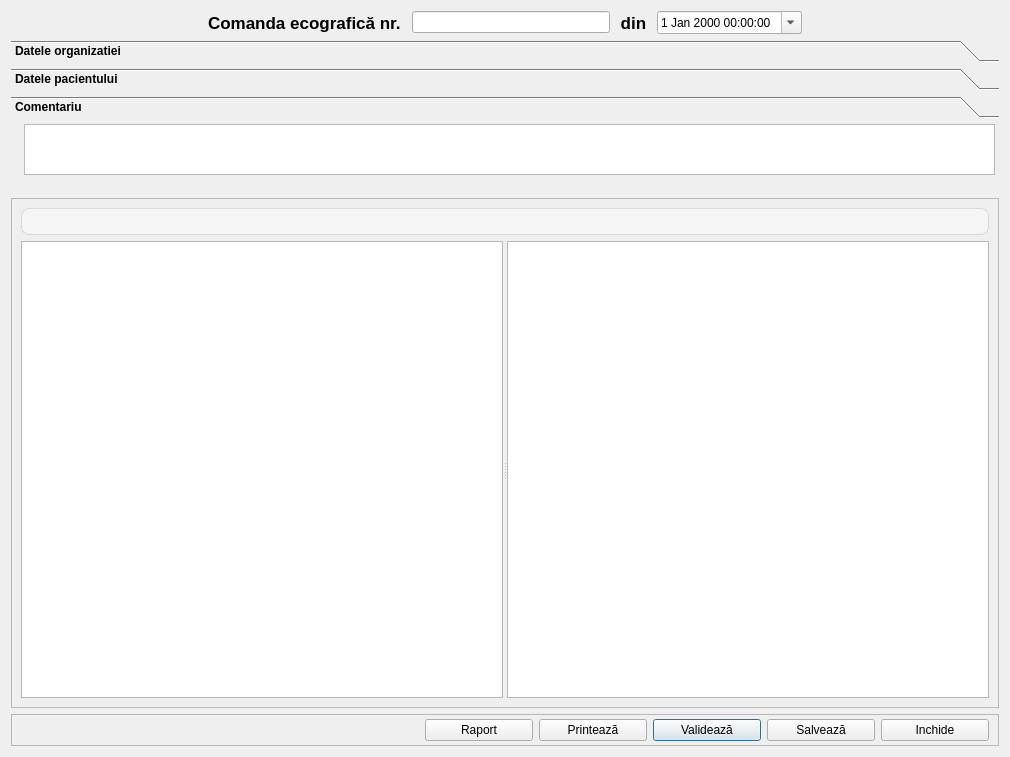
Before: the Qt Designer form docs/docorderecho.ui in debalex77/USG, drawn with Qt 5.
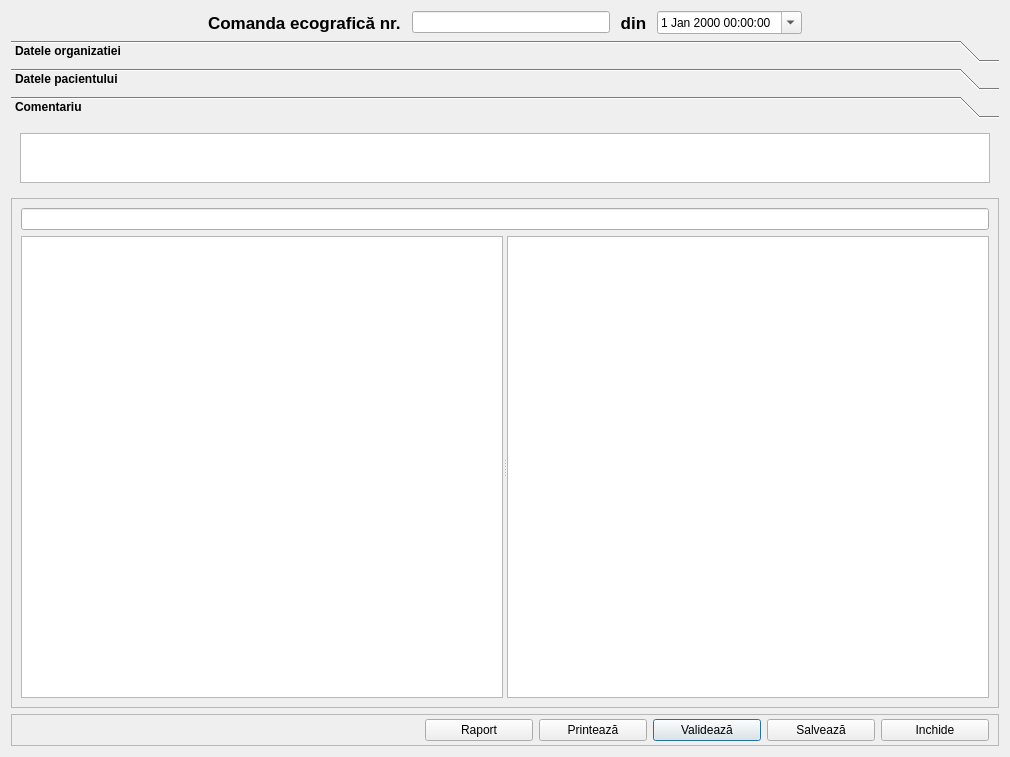
After: the same form once the commit is applied. The open tabs and pages were chosen to show the change. Icons and pictures are not drawn.

The edit to the form file:
```diff
--- a/docs/docorderecho.ui
+++ b/docs/docorderecho.ui
@@ -139,29 +139,6 @@
           <verstretch>0</verstretch>
          </sizepolicy>
         </property>
-        <property name="styleSheet">
-         <string notr="true">QLineEdit {
-    border: 1px solid rgba(0, 0, 0, 0.1);
-    border-radius: 8px;
-    background-color: #f5f5f5;
-    color: #000000;
-    font-size: 13px;
-    padding: 4px 10px;
-}
-QLineEdit::focus
-{
-  border: 1px inset blue;
-  border-radius: 4px;
-  min-height: 18px;
-}
-QLineEdit:!enabled {
-  border: 1px inset gray;
-  border-radius: 4px;
-  background-color: LightGray;
-  min-height: 18px;
-  color: #646464;
-}</string>
-        </property>
         <property name="clearButtonEnabled">
          <bool>true</bool>
         </property>
@@ -804,21 +781,21 @@
       <attribute name="label">
        <string>Comentariu</string>
       </attribute>
+      <layout class="QGridLayout" name="gridLayout_8">
+       <item row="0" column="0">
       <widget class="QPlainTextEdit" name="editComment">
-       <property name="geometry">
-        <rect>
-         <x>13</x>
-         <y>0</y>
-         <width>971</width>
-         <height>51</height>
-        </rect>
-       </property>
        <property name="sizePolicy">
         <sizepolicy hsizetype="Expanding" vsizetype="Maximum">
          <horstretch>0</horstretch>
          <verstretch>0</verstretch>
         </sizepolicy>
        </property>
+         <property name="maximumSize">
+          <size>
+           <width>16777215</width>
+           <height>50</height>
+          </size>
+         </property>
        <property name="font">
         <font>
          <family>Segoe UI</family>
@@ -826,6 +803,8 @@
         </font>
        </property>
       </widget>
+       </item>
+      </layout>
      </widget>
     </widget>
    </item>
```
Lines whose indentation alone changed are shown as unchanged.
